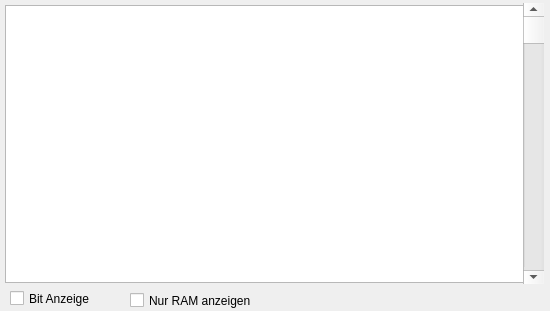
Before: the Qt Designer form src/memory_window.ui in ThKattanek/emu64, drawn with Qt 5.
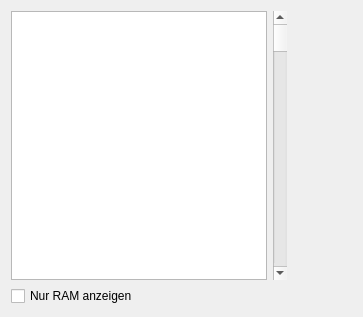
After: the same form once the commit is applied.

```diff
--- a/src/memory_window.ui
+++ b/src/memory_window.ui
@@ -6,37 +6,39 @@
    <rect>
     <x>0</x>
     <y>0</y>
-    <width>550</width>
-    <height>311</height>
+    <width>363</width>
+    <height>317</height>
    </rect>
   </property>
   <property name="minimumSize">
    <size>
-    <width>550</width>
-    <height>311</height>
+    <width>0</width>
+    <height>0</height>
    </size>
   </property>
   <property name="maximumSize">
    <size>
-    <width>550</width>
-    <height>311</height>
+    <width>20000</width>
+    <height>20000</height>
    </size>
   </property>
   <property name="windowTitle">
    <string notr="true"/>
   </property>
+  <layout class="QVBoxLayout" name="verticalLayout">
+   <item>
+    <layout class="QHBoxLayout" name="horizontalLayout">
+     <item>
   <widget class="QTableWidget" name="MemoryTable">
-   <property name="geometry">
-    <rect>
-     <x>5</x>
-     <y>5</y>
-     <width>521</width>
-     <height>278</height>
-    </rect>
-   </property>
    <property name="focusPolicy">
     <enum>Qt::NoFocus</enum>
    </property>
+       <property name="verticalScrollBarPolicy">
+        <enum>Qt::ScrollBarAlwaysOff</enum>
+       </property>
+       <property name="horizontalScrollBarPolicy">
+        <enum>Qt::ScrollBarAlwaysOff</enum>
+       </property>
    <property name="selectionMode">
     <enum>QAbstractItemView::NoSelection</enum>
    </property>
@@ -56,15 +58,9 @@
     <number>8</number>
    </attribute>
   </widget>
+     </item>
+     <item>
   <widget class="QScrollBar" name="MemoryScroll">
-   <property name="geometry">
-    <rect>
-     <x>523</x>
-     <y>3</y>
-     <width>21</width>
-     <height>281</height>
-    </rect>
-   </property>
    <property name="maximum">
     <number>65295</number>
    </property>
@@ -78,38 +74,47 @@
     <enum>Qt::Vertical</enum>
    </property>
   </widget>
-  <widget class="QCheckBox" name="BitAnzeige">
-   <property name="geometry">
-    <rect>
-     <x>10</x>
-     <y>290</y>
-     <width>111</width>
-     <height>17</height>
-    </rect>
-   </property>
-   <property name="focusPolicy">
-    <enum>Qt::NoFocus</enum>
-   </property>
-   <property name="text">
-    <string>Bit Anzeige</string>
-   </property>
-   <property name="checked">
-    <bool>false</bool>
-   </property>
-  </widget>
+     </item>
+     <item>
+      <spacer name="horizontalSpacer_2">
+       <property name="orientation">
+        <enum>Qt::Horizontal</enum>
+       </property>
+       <property name="sizeHint" stdset="0">
+        <size>
+         <width>40</width>
+         <height>20</height>
+        </size>
+       </property>
+      </spacer>
+     </item>
+    </layout>
+   </item>
+   <item>
+    <layout class="QHBoxLayout" name="horizontalLayout_2">
+     <item>
   <widget class="QCheckBox" name="OnlyRam">
-   <property name="geometry">
-    <rect>
-     <x>130</x>
-     <y>290</y>
-     <width>131</width>
-     <height>21</height>
-    </rect>
-   </property>
    <property name="text">
     <string>Nur RAM anzeigen</string>
    </property>
   </widget>
+     </item>
+     <item>
+      <spacer name="horizontalSpacer">
+       <property name="orientation">
+        <enum>Qt::Horizontal</enum>
+       </property>
+       <property name="sizeHint" stdset="0">
+        <size>
+         <width>40</width>
+         <height>20</height>
+        </size>
+       </property>
+      </spacer>
+     </item>
+    </layout>
+   </item>
+  </layout>
  </widget>
  <resources/>
  <connections/>
```
Lines whose indentation alone changed are shown as unchanged.
